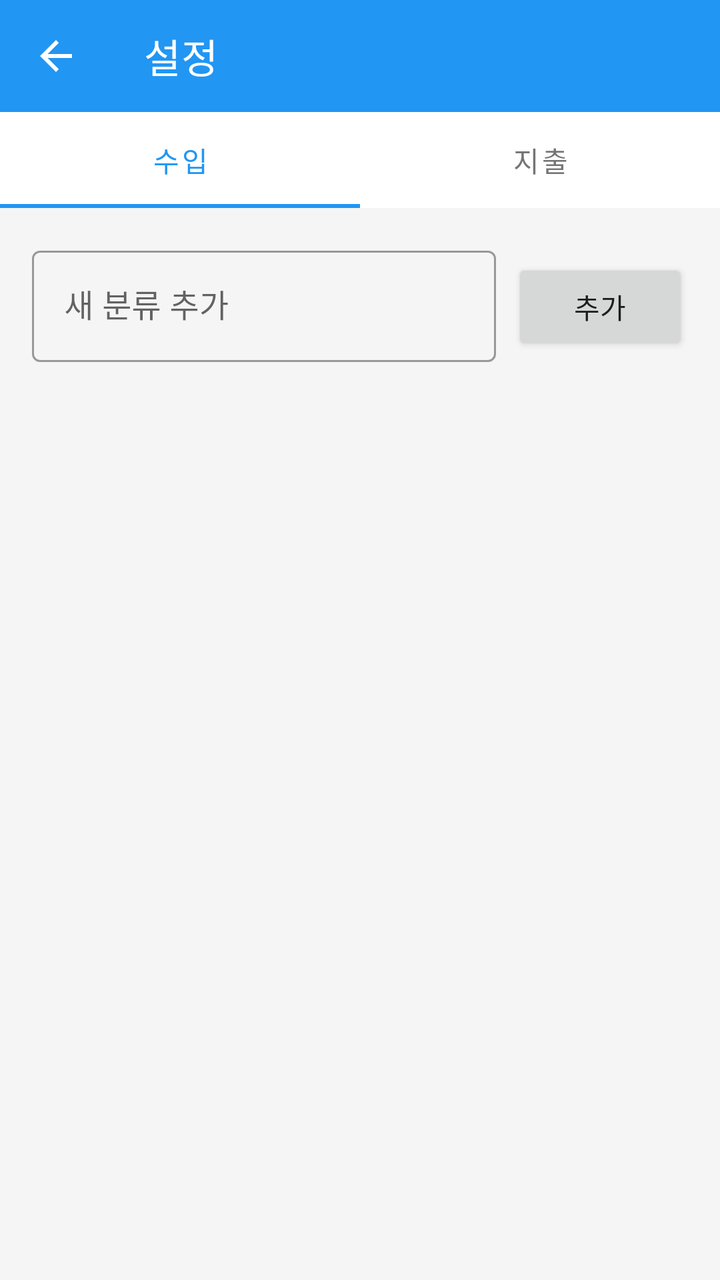
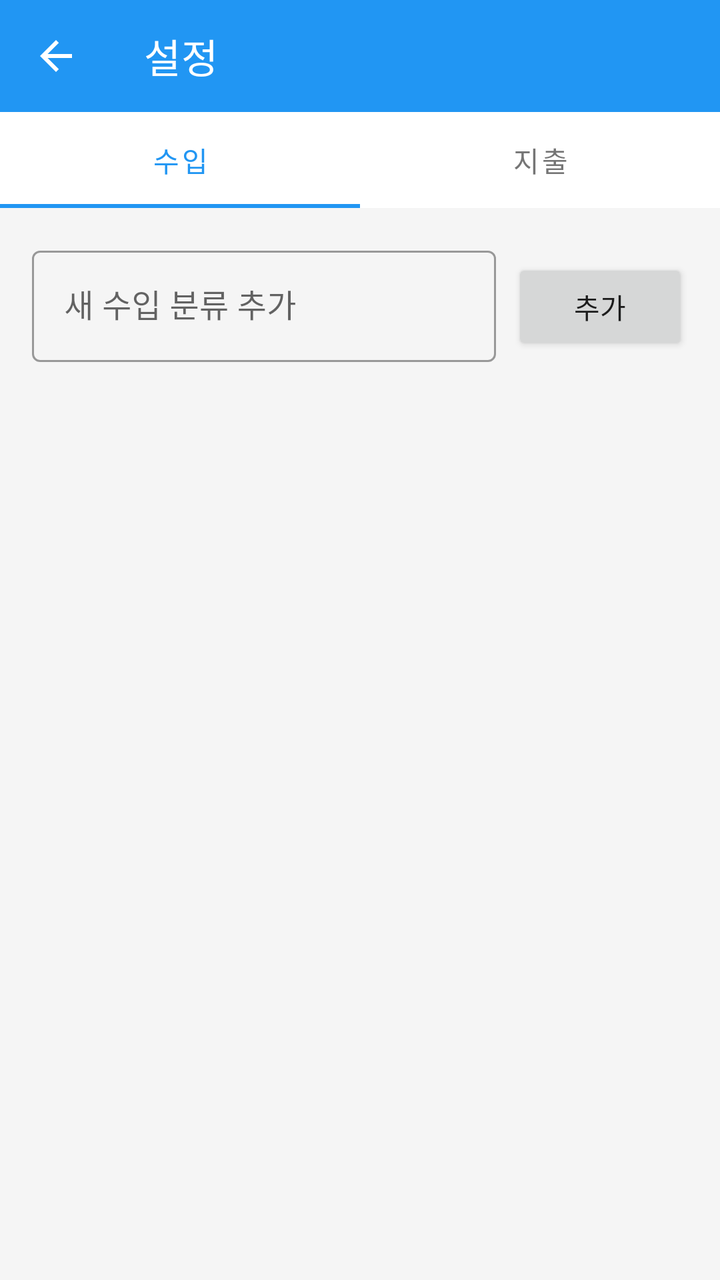

An Android layout rendered at two revisions. The XML below is the earlier revision; the diff shows what the commit changed to produce the second picture.
<!-- AndroidManifest.xml: activity theme Theme.FinanceTracker.NoActionBar -->
<!-- res/layout/activity_settings.xml -->
<?xml version="1.0" encoding="utf-8"?>
<LinearLayout xmlns:android="http://schemas.android.com/apk/res/android"
    xmlns:app="http://schemas.android.com/apk/res-auto"
    android:layout_width="match_parent"
    android:layout_height="match_parent"
    android:orientation="vertical"
    android:background="@color/background">

    
    <androidx.appcompat.widget.Toolbar
        android:id="@+id/toolbar"
        android:layout_width="match_parent"
        android:layout_height="?attr/actionBarSize"
        android:background="@color/primary"
        app:title="설정"
        app:titleTextColor="@color/white"
        app:navigationIcon="@drawable/ic_back" />

    
    <com.google.android.material.tabs.TabLayout
        android:id="@+id/tabLayout"
        android:layout_width="match_parent"
        android:layout_height="wrap_content"
        android:background="@color/white"
        app:tabTextColor="@color/text_secondary"
        app:tabSelectedTextColor="@color/primary"
        app:tabIndicatorColor="@color/primary"
        app:tabMode="fixed"
        app:tabGravity="fill">

        <com.google.android.material.tabs.TabItem
            android:layout_width="wrap_content"
            android:layout_height="wrap_content"
            android:text="수입" />

        <com.google.android.material.tabs.TabItem
            android:layout_width="wrap_content"
            android:layout_height="wrap_content"
            android:text="지출" />

    </com.google.android.material.tabs.TabLayout>

    <LinearLayout
        android:layout_width="match_parent"
        android:layout_height="match_parent"
        android:orientation="vertical"
        android:padding="16dp">

        
        <LinearLayout
            android:layout_width="match_parent"
            android:layout_height="wrap_content"
            android:orientation="horizontal"
            android:layout_marginBottom="16dp">

            <com.google.android.material.textfield.TextInputLayout
                android:layout_width="0dp"
                android:layout_height="wrap_content"
                android:layout_weight="1"
                style="@style/Widget.MaterialComponents.TextInputLayout.OutlinedBox">

                <com.google.android.material.textfield.TextInputEditText
                    android:id="@+id/newCategoryEditText"
                    android:layout_width="match_parent"
                    android:layout_height="wrap_content"
                    android:hint="새 분류 추가"
                    android:inputType="text"
                    android:maxLines="1" />

            </com.google.android.material.textfield.TextInputLayout>

            <Button
                android:id="@+id/addCategoryButton"
                android:layout_width="wrap_content"
                android:layout_height="wrap_content"
                android:text="추가"
                android:layout_marginStart="8dp" />

        </LinearLayout>

        
        <androidx.recyclerview.widget.RecyclerView
            android:id="@+id/categoryRecyclerView"
            android:layout_width="match_parent"
            android:layout_height="0dp"
            android:layout_weight="1" />

    </LinearLayout>

</LinearLayout>
<!-- resources referenced by this layout -->
<resources>
  <color name="background">#F5F5F5</color>
  <color name="primary">#2196F3</color>
  <color name="text_secondary">#757575</color>
  <color name="white">#FFFFFFFF</color>
  <!-- drawable ic_back (drawable) -->
  <?xml version="1.0" encoding="utf-8"?>
  <vector xmlns:android="http://schemas.android.com/apk/res/android"
      android:width="24dp"
      android:height="24dp"
      android:viewportWidth="24"
      android:viewportHeight="24"
      android:tint="@color/white">
      <path
          android:fillColor="@android:color/white"
          android:pathData="M20,11H7.83l5.59,-5.59L12,4l-8,8 8,8 1.41,-1.41L7.83,13H20v-2z"/>
  </vector>
  <style name="Theme.FinanceTracker.NoActionBar">
          <item name="windowActionBar">false</item>
          <item name="windowNoTitle">true</item>
      </style>
</resources>

<!-- the commit's change to res/layout/activity_settings.xml (unified diff, before → after) -->
@@ -54,16 +54,17 @@
             android:layout_marginBottom="16dp">
 
             <com.google.android.material.textfield.TextInputLayout
+                android:id="@+id/newCategoryInputLayout"
                 android:layout_width="0dp"
                 android:layout_height="wrap_content"
                 android:layout_weight="1"
+                android:hint="새 수입 분류 추가"
                 style="@style/Widget.MaterialComponents.TextInputLayout.OutlinedBox">
 
                 <com.google.android.material.textfield.TextInputEditText
                     android:id="@+id/newCategoryEditText"
                     android:layout_width="match_parent"
                     android:layout_height="wrap_content"
-                    android:hint="새 분류 추가"
                     android:inputType="text"
                     android:maxLines="1" />
 
